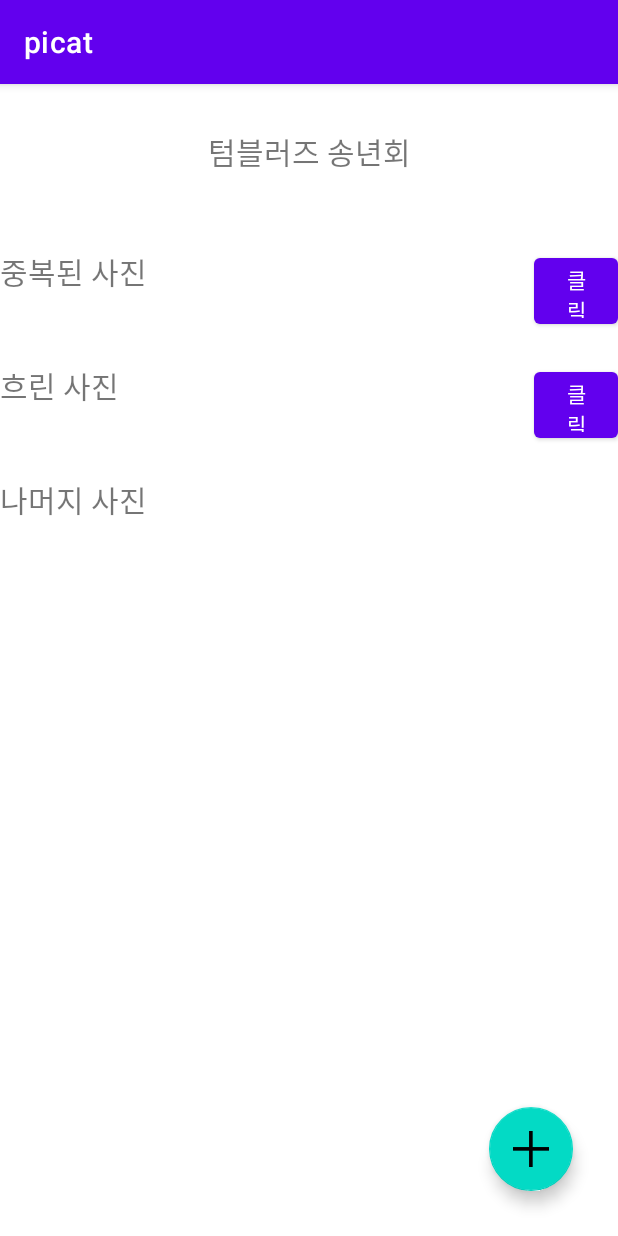
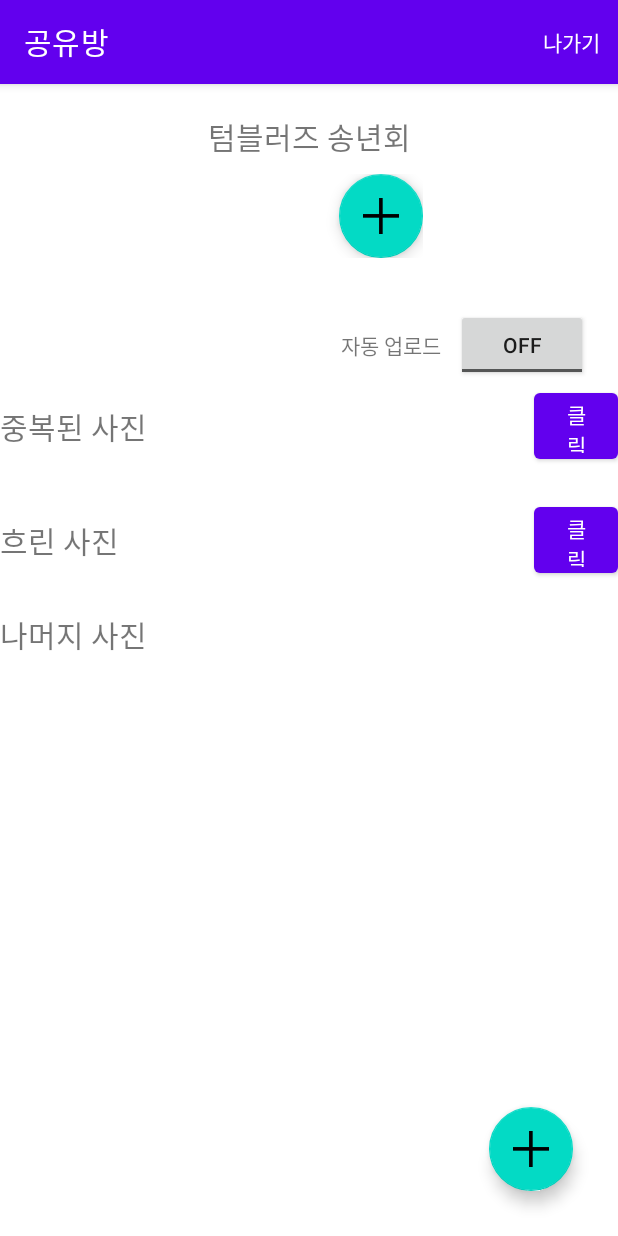
Before and after one commit to flowmiin/Picat, an Android app: the SharePictureActivity screen opened directly, with no data from a screen before it, on a phone screen of 412 x 824 dp. Run offline under Robolectric (Android 15) with nearby library versions, the phone set to English and light mode, and no system bars.

Commit message:
feat : "앱 바 추가"

```diff
--- /dev/null
+++ b/app/src/main/java/com/tumblers/picat/ProfilePictureAdapter.kt
@@ -0,0 +1,44 @@
+package com.tumblers.picat
+
+import android.content.Context
+import android.net.Uri
+import android.view.LayoutInflater
+import android.view.View
+import android.view.ViewGroup
+import android.widget.ImageView
+import androidx.recyclerview.widget.RecyclerView
+import com.bumptech.glide.Glide
+
+class ProfilePictureAdapter(): RecyclerView.Adapter<ProfilePictureAdapter.ProfilePictureViewHolder>() {
+    lateinit var imageList: ArrayList<Uri>
+    lateinit var context: Context
+
+    constructor(imageList: ArrayList<Uri>, context: Context):this() {
+        this.imageList = imageList
+        this.context = context
+    }
+
+    // 화면 설정
+    override fun onCreateViewHolder(parent: ViewGroup, viewType: Int): ProfilePictureViewHolder {
+        val inflater: LayoutInflater = LayoutInflater.from(parent.context)
+
+        val view: View = inflater.inflate(R.layout.profile_item_picture, parent, false)
+
+        return ProfilePictureViewHolder(view)
+    }
+    // 데이터 설정
+    override fun onBindViewHolder(holder: ProfilePictureViewHolder, position: Int) {
+        Glide.with(context)
+            .load(imageList[position])
+            .into(holder.uploadPicture)
+
+    }
+    // 아이템 개수
+    override fun getItemCount(): Int {
+        return imageList.size
+    }
+
+    class ProfilePictureViewHolder(view: View): RecyclerView.ViewHolder(view) {
+        val uploadPicture: ImageView = view.findViewById(R.id.profile_picture)
+    }
+}
--- a/app/src/main/java/com/tumblers/picat/SharePictureActivity.kt
+++ b/app/src/main/java/com/tumblers/picat/SharePictureActivity.kt
@@ -5,15 +5,19 @@ import android.net.Uri
 import android.os.Bundle
 import android.provider.MediaStore
 import android.view.LayoutInflater
+import android.view.Menu
+import android.view.MenuItem
 import android.view.View
 import android.widget.Button
 import android.widget.ImageButton
 import androidx.activity.result.ActivityResultLauncher
 import androidx.activity.result.contract.ActivityResultContracts
+import androidx.appcompat.app.ActionBar
 import androidx.appcompat.app.AppCompatActivity
 import androidx.constraintlayout.widget.ConstraintLayout
 import androidx.recyclerview.widget.GridLayoutManager
 import androidx.recyclerview.widget.LinearLayoutManager
+import androidx.recyclerview.widget.RecyclerView
 import com.google.android.material.bottomsheet.BottomSheetDialog
 import com.tumblers.picat.databinding.ActivitySharePictureBinding
 
@@ -23,6 +27,7 @@ class SharePictureActivity: AppCompatActivity(){
     lateinit var pictureAdapter: PictureAdapter
     lateinit var samePictureAdapter: SamePictureAdapter
     lateinit var blurPictureAdapter: BlurPictureAdapter
+    lateinit var profilePictureAdapter: ProfilePictureAdapter
 
     var imageList: ArrayList<Uri> = ArrayList()
 
@@ -31,12 +36,20 @@ class SharePictureActivity: AppCompatActivity(){
         binding = ActivitySharePictureBinding.inflate(layoutInflater)
         setContentView(binding.root)
 
+        val actionbar: ActionBar? = supportActionBar
+        actionbar?.title = "공유방"
+
         //Adapter 초기화
         pictureAdapter = PictureAdapter(imageList, this)
         samePictureAdapter = SamePictureAdapter(imageList, this)
         blurPictureAdapter = BlurPictureAdapter(imageList, this)
+        profilePictureAdapter = ProfilePictureAdapter(imageList, this)
 
-        //recyclerview 설정
+        // profile recyclerview 설정
+        binding.profileRecyclerview.layoutManager = LinearLayoutManager(this, RecyclerView.HORIZONTAL, false)
+        binding.profileRecyclerview.adapter = profilePictureAdapter
+
+        // upload picture recyclerview 설정
         binding.pictureRecyclerview.layoutManager = LinearLayoutManager(this)
         binding.pictureRecyclerview.adapter = pictureAdapter
         // GridView 형식으로 만들기
@@ -87,9 +100,9 @@ class SharePictureActivity: AppCompatActivity(){
         //바텀시트 내 업로드 버튼
         bottomSheetView.findViewById<ImageButton>(R.id.bottomsheet_upload_button).setOnClickListener {
             // 갤러리 호출
-            val intent = Intent(Intent.ACTION_PICK)
+            val intent = Intent()
             intent.data = MediaStore.Images.Media.EXTERNAL_CONTENT_URI
-            //intent.type = "image/*"
+            intent.type = "image/*"
             // 다중 선택 기능
             intent.putExtra(Intent.EXTRA_ALLOW_MULTIPLE, true)
             intent.action = Intent.ACTION_GET_CONTENT
@@ -126,7 +139,20 @@ class SharePictureActivity: AppCompatActivity(){
             pictureAdapter.notifyDataSetChanged()
             samePictureAdapter.notifyDataSetChanged()
             blurPictureAdapter.notifyDataSetChanged()
+            profilePictureAdapter.notifyDataSetChanged()
 
         }
     }
+
+    override fun onCreateOptionsMenu(menu: Menu?): Boolean {
+        menuInflater.inflate(R.menu.menu, menu)
+        return true
+    }
+
+    override fun onOptionsItemSelected(item: MenuItem): Boolean {
+        when(item.itemId) {
+            R.id.out_button -> { finish() }
+        }
+        return super.onOptionsItemSelected(item)
+    }
 }
--- a/app/src/main/res/layout/activity_share_picture.xml
+++ b/app/src/main/res/layout/activity_share_picture.xml
@@ -16,16 +16,85 @@
             android:layout_width="match_parent"
             android:layout_height="match_parent">
 
+            <androidx.constraintlayout.widget.ConstraintLayout
+                android:id="@+id/profile_tab"
+                android:layout_width="match_parent"
+                android:layout_height="150dp"
+                app:layout_constraintTop_toTopOf="parent">
+
                 <TextView
                     android:id="@+id/room_name"
                     android:layout_width="wrap_content"
                     android:layout_height="wrap_content"
-                android:layout_marginTop="30dp"
                     android:text="텀블러즈 송년회"
                     android:textSize="20dp"
+                    android:layout_marginTop="20dp"
                     app:layout_constraintLeft_toLeftOf="parent"
                     app:layout_constraintRight_toRightOf="parent"
                     app:layout_constraintTop_toTopOf="parent" />
+
+                <HorizontalScrollView
+                    android:layout_width="wrap_content"
+                    android:layout_height="wrap_content"
+                    android:layout_marginTop="10dp"
+                    app:layout_constraintTop_toBottomOf="@id/room_name"
+                    app:layout_constraintRight_toRightOf="parent"
+                    app:layout_constraintLeft_toLeftOf="parent">
+
+                    <androidx.constraintlayout.widget.ConstraintLayout
+                        android:layout_width="wrap_content"
+                        android:layout_height="wrap_content">
+
+                        <androidx.recyclerview.widget.RecyclerView
+                            android:id="@+id/profile_recyclerview"
+                            android:layout_width="wrap_content"
+                            android:layout_height="wrap_content"
+                            app:layout_constraintBottom_toBottomOf="parent"
+                            app:layout_constraintRight_toRightOf="parent"
+                            app:layout_constraintLeft_toLeftOf="parent">
+                        </androidx.recyclerview.widget.RecyclerView>
+
+                        <com.google.android.material.floatingactionbutton.FloatingActionButton
+                            android:layout_width="wrap_content"
+                            android:layout_height="wrap_content"
+                            android:layout_marginLeft="20dp"
+                            android:src="@drawable/plus_fab"
+                            app:layout_constraintBottom_toBottomOf="parent"
+                            app:layout_constraintLeft_toRightOf="@id/profile_recyclerview"
+                            app:layout_constraintTop_toTopOf="parent" />
+
+                    </androidx.constraintlayout.widget.ConstraintLayout>
+                </HorizontalScrollView>
+
+            </androidx.constraintlayout.widget.ConstraintLayout>
+
+            <androidx.constraintlayout.widget.ConstraintLayout
+                android:id="@+id/automatic_upload_tab"
+                android:layout_width="match_parent"
+                android:layout_height="wrap_content"
+                app:layout_constraintTop_toBottomOf="@id/profile_tab">
+
+                <TextView
+                    android:id="@+id/automatic_upload_text"
+                    android:layout_width="wrap_content"
+                    android:layout_height="wrap_content"
+                    android:text="자동 업로드"
+                    android:layout_marginRight="10dp"
+                    app:layout_constraintTop_toTopOf="parent"
+                    app:layout_constraintBottom_toBottomOf="parent"
+                    app:layout_constraintRight_toLeftOf="@id/toggle_button"/>
+
+                <ToggleButton
+                    android:id="@+id/toggle_button"
+                    android:layout_width="wrap_content"
+                    android:layout_height="wrap_content"
+                    android:layout_marginRight="20dp"
+                    app:layout_constraintRight_toRightOf="parent"
+                    app:layout_constraintTop_toTopOf="parent"
+                    app:layout_constraintBottom_toBottomOf="parent"/>
+
+            </androidx.constraintlayout.widget.ConstraintLayout>
+
 
             <!-- 중복된 사진 탭  -->
             <androidx.constraintlayout.widget.ConstraintLayout
@@ -37,17 +106,16 @@
                 android:focusable="true"
                 android:gravity="center_vertical"
                 android:minHeight="?attr/actionBarSize"
-                android:orientation="horizontal"
-                app:layout_constraintTop_toBottomOf="@+id/room_name"
-                tools:layout_editor_absoluteX="0dp">
-
+                app:layout_constraintTop_toBottomOf="@+id/profile_tab">
 
                 <TextView
-                    android:layout_width="0dp"
+                    android:layout_width="wrap_content"
                     android:layout_height="wrap_content"
                     android:text="중복된 사진"
                     android:textSize="20dp"
-                    app:layout_constraintStart_toStartOf="parent"/>
+                    app:layout_constraintLeft_toLeftOf="parent"
+                    app:layout_constraintTop_toTopOf="parent"
+                    app:layout_constraintBottom_toBottomOf="parent"/>
 
                 <Button
                     android:id="@+id/expand_same_button"
@@ -81,16 +149,16 @@
                     android:focusable="true"
                     android:gravity="center_vertical"
                     android:minHeight="?attr/actionBarSize"
-                    android:orientation="horizontal"
-                    app:layout_constraintTop_toBottomOf="@+id/same_recyclerview"
-                    tools:layout_editor_absoluteX="0dp">
+                    app:layout_constraintTop_toBottomOf="@+id/same_recyclerview" >
 
                     <TextView
-                        android:layout_width="0dp"
+                        android:layout_width="wrap_content"
                         android:layout_height="wrap_content"
                         android:text="흐린 사진"
                         android:textSize="20dp"
-                        app:layout_constraintStart_toStartOf="parent"/>
+                        app:layout_constraintStart_toStartOf="parent"
+                        app:layout_constraintTop_toTopOf="parent"
+                        app:layout_constraintBottom_toBottomOf="parent"/>
 
                     <Button
                         android:id="@+id/expand_blur_button"
@@ -113,16 +181,20 @@
                     app:layout_constraintRight_toRightOf="parent"
                     app:layout_constraintTop_toBottomOf="@id/blur_sort_tab" />
 
+                <androidx.constraintlayout.widget.ConstraintLayout
+                    android:layout_width="match_parent"
+                    android:layout_height="wrap_content"
+                    android:layout_marginTop="20dp"
+                    app:layout_constraintTop_toBottomOf="@id/blur_recyclerview">
 
                     <TextView
                         android:id="@+id/upload_text"
                         android:layout_width="wrap_content"
                         android:layout_height="wrap_content"
-                    android:layout_marginTop="20dp"
                         android:text="나머지 사진"
                         android:textSize="20dp"
-                    app:layout_constraintTop_toBottomOf="@id/blur_recyclerview" />
-
+                        app:layout_constraintTop_toTopOf="parent"
+                        app:layout_constraintLeft_toLeftOf="parent"/>
 
                     <!-- 나머지 사진  -->
                     <androidx.recyclerview.widget.RecyclerView
@@ -133,6 +205,8 @@
                         app:layout_constraintLeft_toLeftOf="parent"
                         app:layout_constraintRight_toRightOf="parent"
                         app:layout_constraintTop_toBottomOf="@id/upload_text" />
+
+                </androidx.constraintlayout.widget.ConstraintLayout>
 
         </androidx.constraintlayout.widget.ConstraintLayout>
 
--- /dev/null
+++ b/app/src/main/res/layout/profile_item_picture.xml
@@ -0,0 +1,16 @@
+<?xml version="1.0" encoding="utf-8"?>
+<LinearLayout
+    xmlns:android="http://schemas.android.com/apk/res/android"
+    xmlns:app="http://schemas.android.com/apk/res-auto"
+    android:layout_width="wrap_content"
+    android:layout_height="wrap_content"
+    android:orientation="horizontal">
+
+    <ImageView
+        android:id="@+id/profile_picture"
+        android:layout_width="50dp"
+        android:layout_height="50dp"
+        android:layout_weight="1"
+        android:scaleType="matrix" />
+
+</LinearLayout>
--- /dev/null
+++ b/app/src/main/res/menu/menu.xml
@@ -0,0 +1,11 @@
+<?xml version="1.0" encoding="utf-8"?>
+<menu
+    xmlns:android="http://schemas.android.com/apk/res/android"
+    xmlns:app="http://schemas.android.com/apk/res-auto">
+
+    <item
+        android:id="@+id/out_button"
+        android:title="나가기"
+        app:showAsAction="always" />
+
+</menu>
```
Lines whose indentation alone changed are shown as unchanged.
